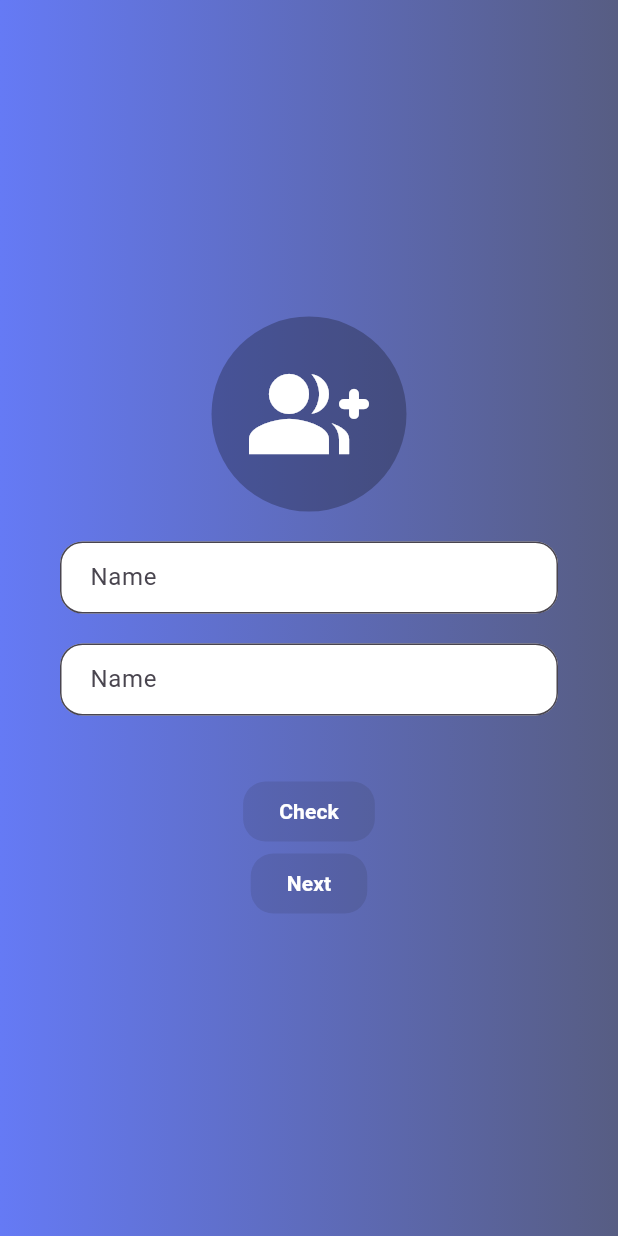
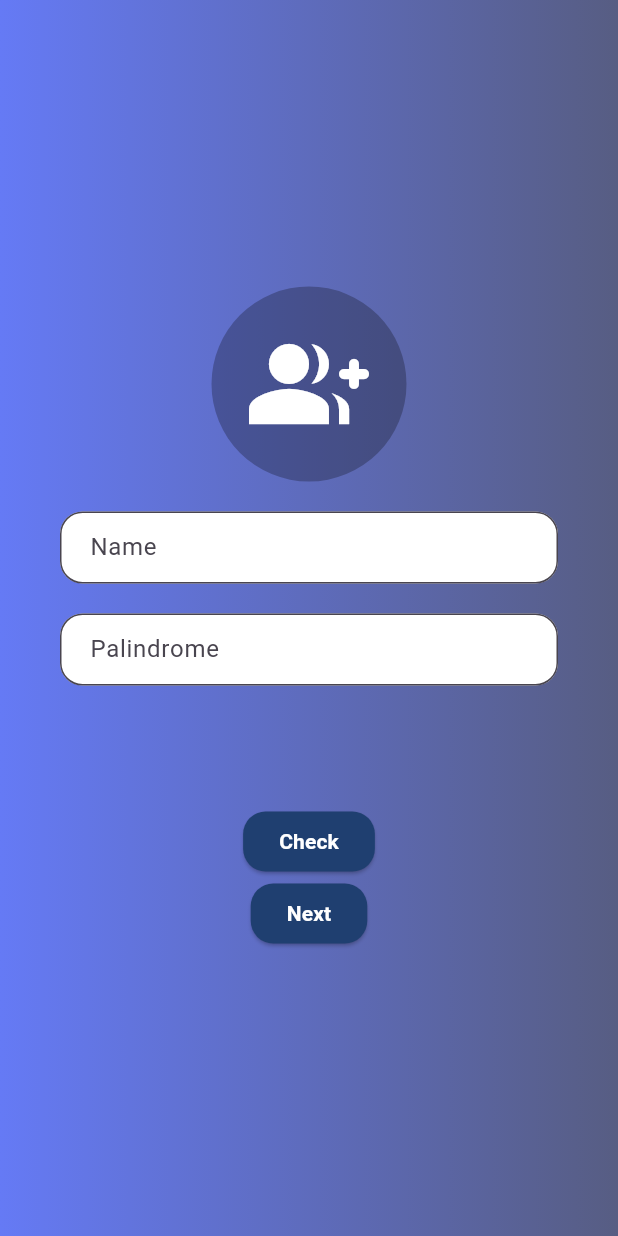
Before and after one commit to Yunnie-pin/KM-intern-flutter-suitmedia, a Flutter app: the screen it shows after launch, on a phone screen of 412 x 824 dp. Run offline on Flutter 3.47's test engine with Material 2 defaults, Android fonts, the phone set to English and light mode, and no system bars.

Commit message:
fix state management untuk field name dan palindrome

```diff
--- a/suitmedia_intern_flutter_application_mobile/lib/views/first_screen.dart
+++ b/suitmedia_intern_flutter_application_mobile/lib/views/first_screen.dart
@@ -8,6 +8,27 @@ class FirstScreenViews extends StatefulWidget {
 }
 
 class _FirstScreenViewsState extends State<FirstScreenViews> {
+  final TextEditingController _nameController = TextEditingController();
+  final TextEditingController _palindromeController = TextEditingController();
+  bool? isPalindrome;
+
+  @override
+  void dispose() {
+    _palindromeController.dispose();
+    super.dispose();
+  }
+
+  void _checkPalindrome(String text) {
+    String value = _palindromeController.text;
+    value = value.toLowerCase().replaceAll(RegExp(r'[^a-z0-9]'), '');
+
+    String reversedValue = String.fromCharCodes(value.runes.toList().reversed);
+
+    setState(() {
+      isPalindrome = value == reversedValue;
+    });
+  }
+
   @override
   Widget build(BuildContext context) {
     return Scaffold(
@@ -40,8 +61,9 @@ class _FirstScreenViewsState extends State<FirstScreenViews> {
                 const SizedBox(
                   height: 20,
                 ),
-                const TextField(
-                  decoration: InputDecoration(
+                TextField(
+                  controller: _nameController,
+                  decoration: const InputDecoration(
                     fillColor: Colors.white,
                     filled: true,
                     contentPadding: EdgeInsets.only(
@@ -59,13 +81,14 @@ class _FirstScreenViewsState extends State<FirstScreenViews> {
                 const SizedBox(
                   height: 20,
                 ),
-                const TextField(
-                  decoration: InputDecoration(
+                TextField(
+                  controller: _palindromeController,
+                  decoration: const InputDecoration(
                     fillColor: Colors.white,
                     filled: true,
                     contentPadding: EdgeInsets.only(
                         left: 16, right: 16, top: 12, bottom: 12),
-                    hintText: 'Name',
+                    hintText: 'Palindrome',
                     focusedBorder: OutlineInputBorder(
                       borderRadius: BorderRadius.all(Radius.circular(15)),
                     ),
@@ -78,13 +101,28 @@ class _FirstScreenViewsState extends State<FirstScreenViews> {
                 const SizedBox(
                   height: 40,
                 ),
+                if (isPalindrome != null)
+                  Text(
+                    isPalindrome! ? 'Palindrome' : 'Bukan Palindrome',
+                    style: const TextStyle(
+                      color: Colors.white,
+                      fontWeight: FontWeight.bold,
+                      fontSize: 20,
+                    ),
+                  ),
+                const SizedBox(
+                  height: 40,
+                ),
                 ElevatedButton(
                   style: ElevatedButton.styleFrom(
+                    backgroundColor: const Color.fromARGB(255, 31, 63, 112),
                     shape: RoundedRectangleBorder(
                       borderRadius: BorderRadius.circular(15),
                     ),
                   ),
-                  onPressed: null,
+                  onPressed: () {
+                    _checkPalindrome(_palindromeController.text);
+                  },
                   child: const Text(
                     'Check',
                     style: TextStyle(
@@ -95,11 +133,15 @@ class _FirstScreenViewsState extends State<FirstScreenViews> {
                 ),
                 ElevatedButton(
                   style: ElevatedButton.styleFrom(
+                    backgroundColor: const Color.fromARGB(255, 31, 63, 112),
                     shape: RoundedRectangleBorder(
                       borderRadius: BorderRadius.circular(15),
                     ),
                   ),
-                  onPressed: null,
+                  onPressed: () {
+                    Navigator.pushNamed(context, '/second',
+                        arguments: _nameController.text);
+                  },
                   child: const Text(
                     'Next',
                     style: TextStyle(
```
Also changed, not shown: suitmedia_intern_flutter_application_mobile/lib/views/second_screen.dart (+5 -2 lines).
